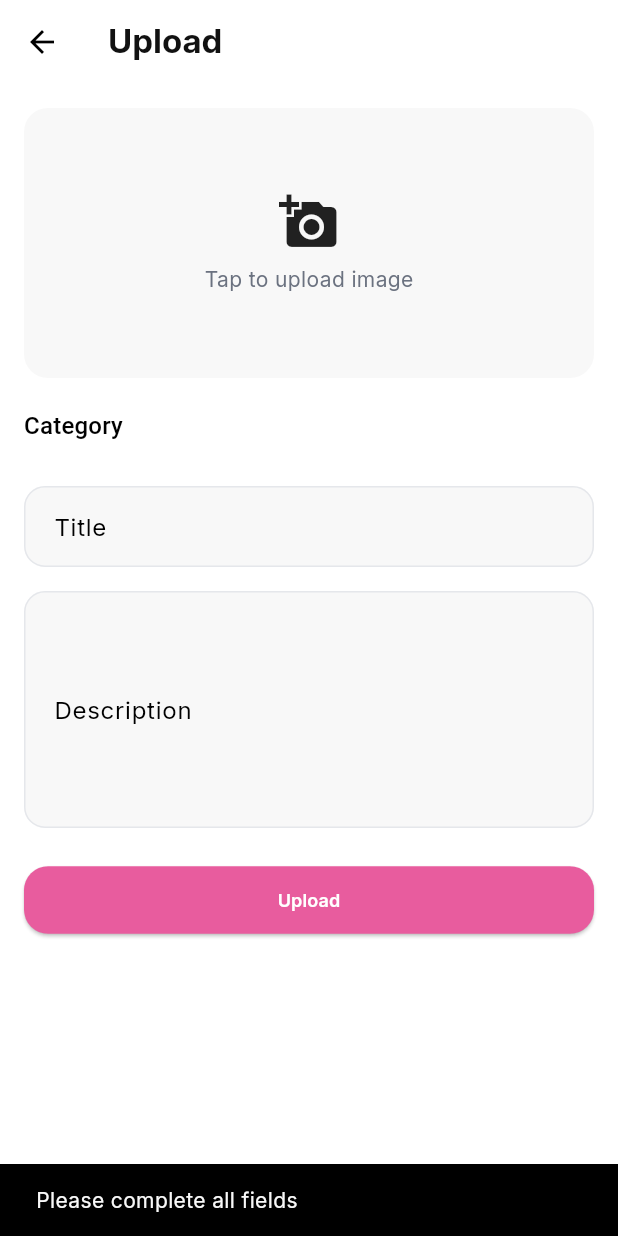
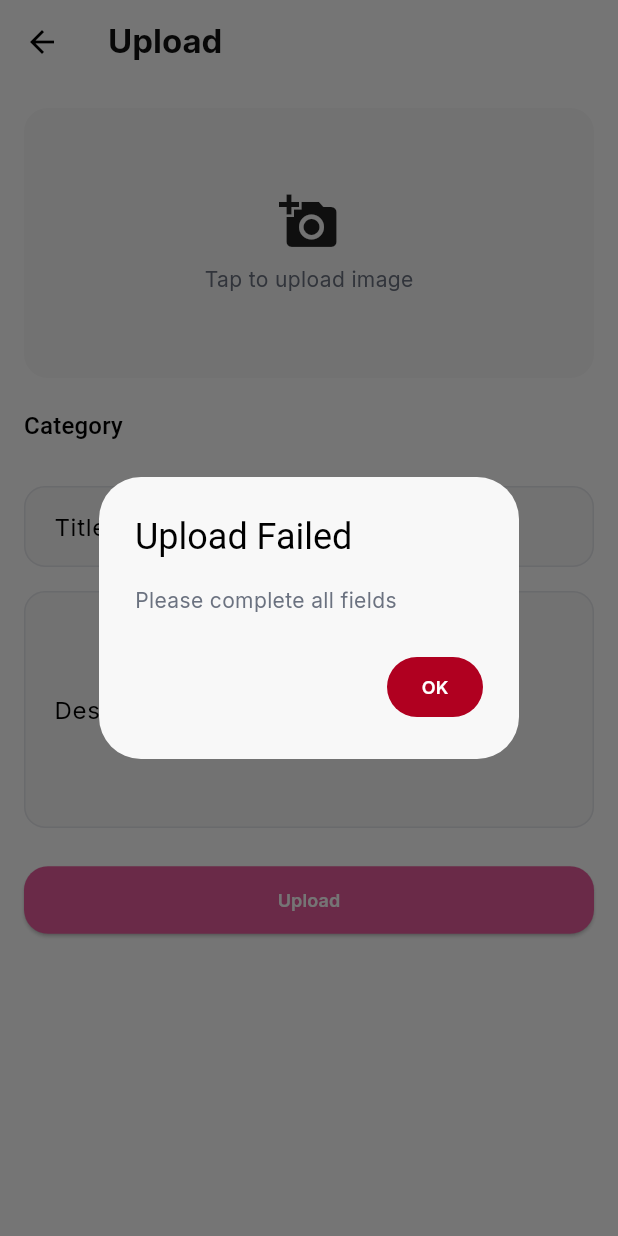
Before and after one commit to nandamaull244/meowpedia, a Flutter app: the UploadScreen screen opened directly, after a tap on "Upload", on a phone screen of 412 x 824 dp. Run offline on Flutter 3.47's test engine with Material 3 defaults, Android fonts, the phone set to English and light mode, and no system bars; our stand-ins replace google_fonts, image_picker, supabase_flutter; accounts and stored records are empty.

Commit message:
fix upload navigator

```diff
--- a/lib/screen/upload_screen.dart
+++ b/lib/screen/upload_screen.dart
@@ -2,8 +2,10 @@ import 'dart:typed_data';
 import 'package:flutter/material.dart';
 import 'package:image_picker/image_picker.dart';
 import 'package:meowmedia/model/kategori_model.dart';
+import 'package:meowmedia/screen/homescreen.dart';
 import 'package:meowmedia/service/kategori_service.dart';
 import 'package:meowmedia/service/upload_service.dart';
+import 'package:supabase_flutter/supabase_flutter.dart';
 
 class UploadScreen extends StatefulWidget {
   const UploadScreen({super.key});
@@ -57,9 +59,7 @@ class _UploadScreenState extends State<UploadScreen> {
       selectedCategory == null ||
       _titleController.text.isEmpty ||
       _descController.text.isEmpty) {
-      ScaffoldMessenger.of(context).showSnackBar(
-        const SnackBar(content: Text('Please complete all fields')),
-      );
+    _showErrorDialog('Please complete all fields');
     return;
   }
 
@@ -67,7 +67,7 @@ class _UploadScreenState extends State<UploadScreen> {
   showDialog(
     context: context,
     barrierDismissible: false,
-      builder: (_) => const Center(child: CircularProgressIndicator()),
+    builder: (_) =>  Center(child: CircularProgressIndicator(color: ThemeData.light().primaryColor)),
   );
 
   try {
@@ -80,28 +80,71 @@ class _UploadScreenState extends State<UploadScreen> {
 
     if (!mounted) return;
 
-      // TUTUP LOADING
+    // CLOSE LOADING
     Navigator.of(context, rootNavigator: true).pop();
 
-      ScaffoldMessenger.of(context).showSnackBar(
-        const SnackBar(content: Text('Upload success')),
-      );
+    // SUCCESS POPUP
+    _showSuccessDialog();
+
+  } catch (e) {
+    if (!mounted) return;
+
+    // CLOSE LOADING
+    Navigator.of(context, rootNavigator: true).pop();
+
+    // ERROR POPUP
+    _showErrorDialog(e.toString());
+  }
+}
+void _showSuccessDialog() {
+  showDialog(
+    context: context,
+    barrierDismissible: false,
+    builder: (context) => AlertDialog(
+      title: const Text('Upload Success'),
+      content: const Text('Your content has been uploaded successfully!'),
+      actions: [
+        TextButton(
+          onPressed: () {
+            Navigator.of(context).pop(); // close dialog
 
             resetForm();
+            print(Supabase.instance.client.auth.currentSession);
 
-      // KEMBALI JIKA BISA
-      if (Navigator.canPop(context)) {
-        Navigator.pop(context, true);
+            Navigator.of(context).pushAndRemoveUntil(
+              MaterialPageRoute(builder: (_) => const HomeScreen()),
+              (route) => false,
+            );
+          },
+          child: const Text('OK'),
+        ),
+      ],
+    ),
+  );
 }
 
-    } catch (e) {
-      Navigator.of(context, rootNavigator: true).pop();
-
-      ScaffoldMessenger.of(context).showSnackBar(
-        SnackBar(content: Text(e.toString())),
+void _showErrorDialog(String message) {
+  showDialog(
+    context: context,
+    builder: (context) => AlertDialog(
+      title: const Text('Upload Failed'),
+      content: Text(message),
+      actions: [
+        TextButton(
+            style: TextButton.styleFrom(
+            foregroundColor: Colors.white,
+            backgroundColor: Theme.of(context).colorScheme.error,
+          ),
+          onPressed: () {
+            Navigator.of(context).pop(); // close dialog only
+          },
+          child: const Text('OK'),
+        ),
+      ],
+    ),
   );
 }
-  }
+
 
   Future<void> loadKategori() async {
     try {
```
Also changed, not shown: pubspec.lock. Lines whose indentation alone changed are shown as unchanged.
